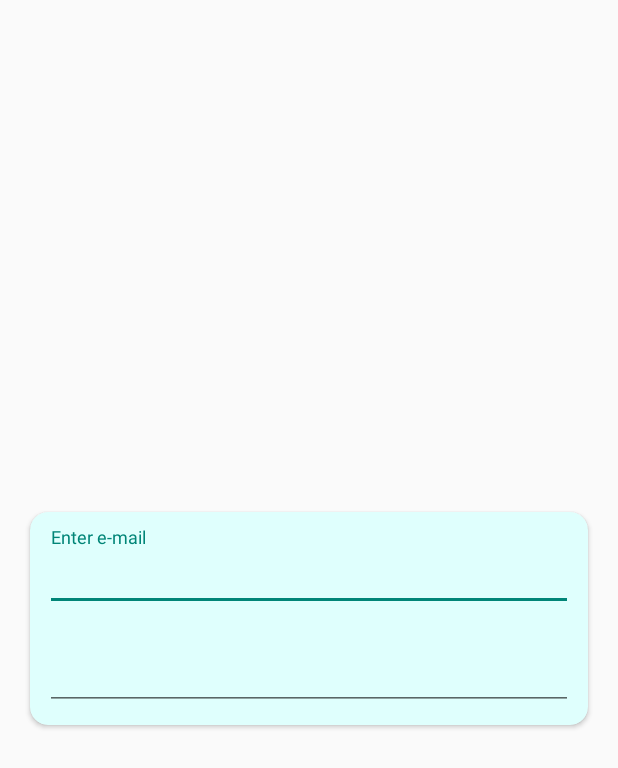
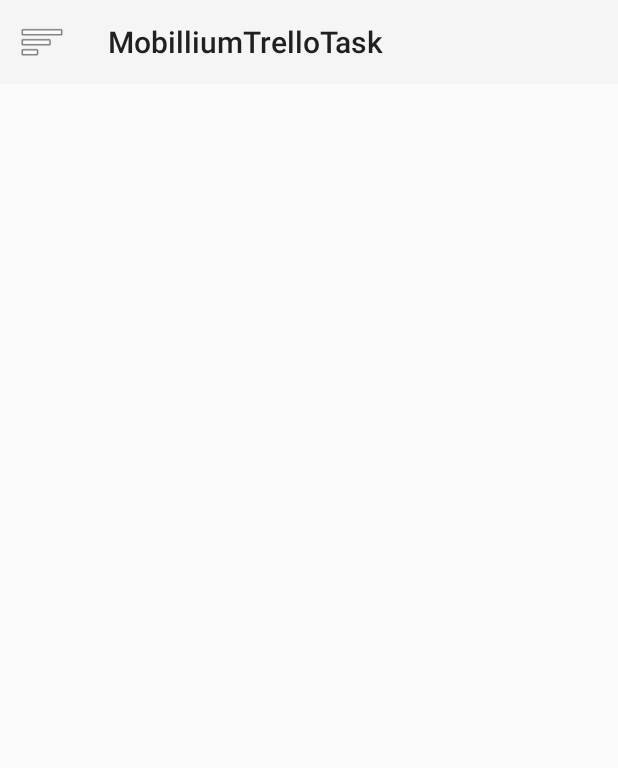
Before and after one commit to enciyo/MobilliumTrelloTask, an Android app: the screen it shows after launch (MainActivity), on a phone screen of 412 x 824 dp. Shown: the top 768 px of the screen. Run offline under Robolectric (Android 15) with nearby library versions, the phone set to English and light mode, and no system bars.

Commit message:
DrawerMenu

```diff
--- a/app/src/main/java/t/timer/mobilliumtrellotask/MainActivity.kt
+++ b/app/src/main/java/t/timer/mobilliumtrellotask/MainActivity.kt
@@ -1,22 +1,15 @@
 package t.timer.mobilliumtrellotask
 
-import android.annotation.SuppressLint
-import android.annotation.TargetApi
-import android.content.Context
-import android.content.res.ColorStateList
-import android.graphics.Color
-import android.graphics.PorterDuff
-import android.os.Build
+import android.os.Bundle
+import android.support.v4.view.GravityCompat
+import android.support.v4.widget.DrawerLayout
+import android.support.v7.app.ActionBar
 import android.support.v7.app.AppCompatActivity
-import android.os.Bundle
-import android.support.annotation.RequiresApi
 import android.util.Log
-import android.view.ViewOutlineProvider
-import android.widget.ArrayAdapter
+import android.view.MenuItem
+import android.view.View
 import android.widget.Toast
 import kotlinx.android.synthetic.main.activity_main.*
-import kotlin.coroutines.experimental.CoroutineContext
-import kotlin.coroutines.experimental.coroutineContext
 
 class MainActivity : AppCompatActivity() {
 
@@ -26,28 +19,61 @@ class MainActivity : AppCompatActivity() {
     }
 
 
-    @SuppressLint("ResourceType")
-    @TargetApi(Build.VERSION_CODES.M)
-    @RequiresApi(Build.VERSION_CODES.LOLLIPOP)
+
     override fun onCreate(savedInstanceState: Bundle?) {
         super.onCreate(savedInstanceState)
         setContentView(R.layout.activity_main)
         Log.i(TAG, "onCreate")
-
-        layoutEditText.setOnFocusChangeListener { v, hasFocus ->
-            if (!hasFocus) {
-                if (layoutEditText.text.toString() != "e-mail") {
-                    layoutEditText.error = "e-mail wrong"
-                    textInputLayout.setErrorTextAppearance(R.style.error_appearance)
-                }
-            }
+        setSupportActionBar(toolbar)
+        val actionBar: ActionBar? = supportActionBar
+        actionBar?.apply {
+            setHomeAsUpIndicator(android.R.drawable.ic_menu_sort_by_size)
+            setDisplayHomeAsUpEnabled(true)
         }
 
-        val array = resources.getStringArray(R.array.autoComplete)
-        val arrayAdapter:ArrayAdapter<String> = ArrayAdapter(this,android.R.layout.simple_list_item_1,array)
-        autoCompleteTextView3.setAdapter(arrayAdapter)
+        drawerLayout.addDrawerListener(
+            object : DrawerLayout.DrawerListener {
+                override fun onDrawerStateChanged(newState: Int) {
+                    Log.i(TAG, "onDrawerStateChanged")
+                }
 
+                override fun onDrawerSlide(drawerView: View, slideOffset: Float) {
+                    Log.i(TAG, "onDrawerSlide")
+                }
+
+                override fun onDrawerClosed(drawerView: View) {
+                    Log.i(TAG, "onDrawerClosed")
+                }
+
+                override fun onDrawerOpened(drawerView: View) {
+                    Log.i(TAG, "onDrawerOpened")
+                }
+
+            }
+        )
+
+
+        navigationView.setNavigationItemSelectedListener {
+            when(it.itemId){
+                R.id.nav_Home ->Toast.makeText(this,"Nav_Home",Toast.LENGTH_SHORT).show()
+                R.id.nav_About -> Toast.makeText(this,"Nav_About",Toast.LENGTH_SHORT).show()
+                R.id.nav_Profile -> Toast.makeText(this,"Nav_Profile",Toast.LENGTH_SHORT).show()
+            }
+
+            drawerLayout.closeDrawers()
+
+            true
+        }
     }
 
-
+    override fun onOptionsItemSelected(item: MenuItem?): Boolean {
+        return when (item!!.itemId) {
+            android.R.id.home -> {
+                drawerLayout.openDrawer(GravityCompat.START)
+                true
+            }
+            else ->
+                return super.onOptionsItemSelected(item)
+        }
+    }
 }
--- a/app/src/main/res/layout/activity_main.xml
+++ b/app/src/main/res/layout/activity_main.xml
@@ -1,52 +1,31 @@
 <?xml version="1.0" encoding="utf-8"?>
-<android.support.constraint.ConstraintLayout
+<android.support.v4.widget.DrawerLayout
         xmlns:android="http://schemas.android.com/apk/res/android"
-        xmlns:app="http://schemas.android.com/apk/res-auto" xmlns:tools="http://schemas.android.com/tools"
-        android:layout_width="match_parent"
+        xmlns:tools="http://schemas.android.com/tools"
+        xmlns:app="http://schemas.android.com/apk/res-auto" android:layout_width="match_parent"
+        android:id="@+id/drawerLayout"
         android:layout_height="match_parent"
         tools:context=".MainActivity">
+    <FrameLayout
+            android:id="@+id/frameLayout"
+            android:layout_width="match_parent"
+            android:layout_height="match_parent">
+        <android.support.v7.widget.Toolbar
+                android:layout_width="match_parent"
+                android:layout_height="wrap_content"
+                android:background="?attr/colorPrimary"
+                android:theme="?attr/actionBarTheme"
+                android:minHeight="?attr/actionBarSize"
+                android:id="@+id/toolbar"/>
+    </FrameLayout>
 
-    <android.support.v7.widget.CardView
-            android:layout_width="0dp"
-            android:layout_height="wrap_content"
-            android:foregroundGravity="center"
-            android:layout_margin="20dp"
-            app:cardBackgroundColor="#dffffd"
-            app:layout_constraintBottom_toBottomOf="parent"
-            app:cardCornerRadius="12dp"
+    <android.support.design.widget.NavigationView
+            android:id="@+id/navigationView"
+            android:layout_gravity="start"
+            android:layout_width="wrap_content"
+            android:fitsSystemWindows="true"
+            android:layout_height="match_parent"
+            app:menu="@menu/menu_item"
+    />
 
-            android:layout_marginBottom="304dp"
-            app:layout_constraintTop_toTopOf="parent"
-            android:layout_marginTop="263dp"
-            android:id="@+id/cardView"
-            app:layout_constraintStart_toStartOf="parent"
-            app:layout_constraintEnd_toEndOf="parent"
-            app:layout_constraintHorizontal_bias="0.5">
-        <LinearLayout
-                android:orientation="vertical"
-                android:layout_margin="10dp"
-                android:layout_width="match_parent"
-                android:layout_height="match_parent">
-            <android.support.design.widget.TextInputLayout
-                    android:layout_width="match_parent"
-                    android:layout_height="wrap_content"
-                    app:hintEnabled="true" app:hintAnimationEnabled="true"
-                    app:errorEnabled="true" android:id="@+id/textInputLayout"
-            >
-
-                <android.support.design.widget.TextInputEditText
-                        android:layout_width="match_parent"
-                        android:layout_height="wrap_content"
-
-                        android:hint="Enter e-mail"
-                        android:inputType="textEmailAddress"
-                        android:id="@+id/layoutEditText"
-                />
-            </android.support.design.widget.TextInputLayout>
-            <AutoCompleteTextView
-                    android:layout_width="match_parent"
-                    android:layout_height="wrap_content" android:id="@+id/autoCompleteTextView3"
-                    android:completionHint="Country" android:contentDescription="Country"/>
-        </LinearLayout>
-    </android.support.v7.widget.CardView>
-</android.support.constraint.ConstraintLayout>
+</android.support.v4.widget.DrawerLayout>
--- /dev/null
+++ b/app/src/main/res/menu/menu_item.xml
@@ -0,0 +1,21 @@
+<?xml version="1.0" encoding="utf-8"?>
+<menu xmlns:android="http://schemas.android.com/apk/res/android">
+    <group android:checkableBehavior="single"/>
+    <item
+            android:id="@+id/nav_Home"
+            android:title="Home"
+            android:icon="@drawable/gdgtekirdag"
+    />
+    <item
+            android:title="Profile"
+            android:id="@+id/nav_Profile"
+            android:icon="@drawable/gdgtekirdag"
+    />
+    <item
+            android:icon="@drawable/gdgtekirdag"
+            android:id="@+id/nav_About"
+            android:title="About"
+    />
+
+
+</menu>
```
